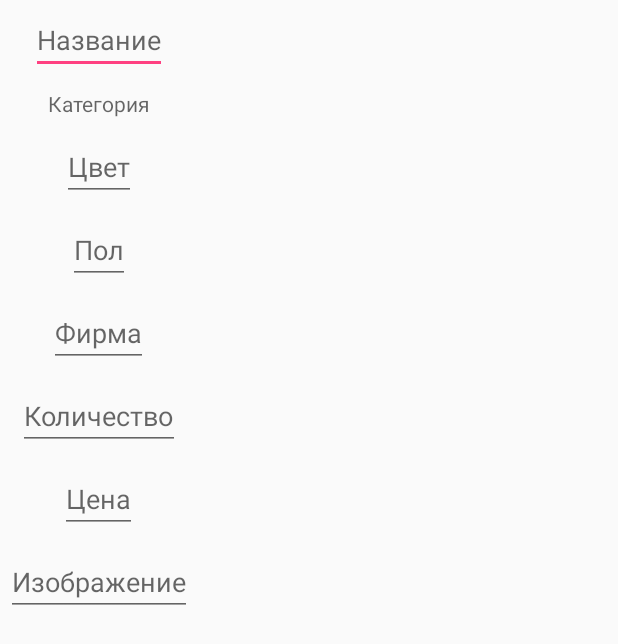
After one commit to Rubykus/Diplom, an Android app: the layout dialog_good.xml on its own in the app's theme, with its tools: preview values and no code run, on a phone screen of 412 x 824 dp. The commit adds this screen. Shown: the top 644 px of the screen. Run offline under Robolectric (Android 15) with nearby library versions, the phone set to English and light mode, and no system bars.

Commit message:
full working ideally but without page alone good

```diff
--- /dev/null
+++ b/app/src/main/res/layout/dialog_good.xml
@@ -0,0 +1,88 @@
+<LinearLayout xmlns:android="http://schemas.android.com/apk/res/android"
+    android:id="@+id/addCatLL"
+    android:orientation="vertical"
+    android:layout_width="wrap_content"
+    android:layout_height="wrap_content">
+    <EditText
+        android:id="@+id/goodAddName"
+        android:layout_width="wrap_content"
+        android:layout_height="wrap_content"
+        android:layout_marginTop="4dp"
+        android:layout_marginLeft="4dp"
+        android:layout_marginRight="4dp"
+        android:layout_marginBottom="6dp"
+        android:hint="@string/good_name"
+        android:layout_gravity="center_horizontal"/>
+    <TextView
+        android:id="@+id/goodAddCat"
+        android:layout_width="wrap_content"
+        android:layout_height="wrap_content"
+        android:layout_marginTop="4dp"
+        android:layout_marginLeft="4dp"
+        android:layout_marginRight="4dp"
+        android:layout_marginBottom="6dp"
+        android:hint="@string/cat_name_for_good"
+        android:layout_gravity="center_horizontal"/>
+    <EditText
+        android:id="@+id/goodAddColor"
+        android:layout_width="wrap_content"
+        android:layout_height="wrap_content"
+        android:layout_marginTop="4dp"
+        android:layout_marginLeft="4dp"
+        android:layout_marginRight="4dp"
+        android:layout_marginBottom="6dp"
+        android:hint="@string/good_color"
+        android:layout_gravity="center_horizontal"/>
+    <EditText
+        android:id="@+id/goodAddSex"
+        android:layout_width="wrap_content"
+        android:layout_height="wrap_content"
+        android:layout_marginTop="4dp"
+        android:layout_marginLeft="4dp"
+        android:layout_marginRight="4dp"
+        android:layout_marginBottom="6dp"
+        android:hint="@string/good_sex"
+        android:layout_gravity="center_horizontal"/>
+    <EditText
+        android:id="@+id/goodAddFirm"
+        android:layout_width="wrap_content"
+        android:layout_height="wrap_content"
+        android:layout_marginTop="4dp"
+        android:layout_marginLeft="4dp"
+        android:layout_marginRight="4dp"
+        android:layout_marginBottom="6dp"
+        android:hint="@string/good_firm"
+        android:layout_gravity="center_horizontal"/>
+    <EditText
+        android:id="@+id/goodAddQuantity"
+        android:inputType="number"
+        android:layout_width="wrap_content"
+        android:layout_height="wrap_content"
+        android:layout_marginTop="4dp"
+        android:layout_marginLeft="4dp"
+        android:layout_marginRight="4dp"
+        android:layout_marginBottom="6dp"
+        android:hint="@string/good_quantity"
+        android:layout_gravity="center_horizontal"/>
+    <EditText
+        android:id="@+id/goodAddPrice"
+        android:inputType="numberDecimal"
+        android:layout_width="wrap_content"
+        android:layout_height="wrap_content"
+        android:layout_marginTop="4dp"
+        android:layout_marginLeft="4dp"
+        android:layout_marginRight="4dp"
+        android:layout_marginBottom="6dp"
+        android:hint="@string/good_price"
+        android:layout_gravity="center_horizontal"/>
+    <EditText
+        android:id="@+id/goodAddImg"
+        android:layout_width="wrap_content"
+        android:layout_height="wrap_content"
+        android:layout_marginTop="4dp"
+        android:layout_marginLeft="4dp"
+        android:layout_marginRight="4dp"
+        android:layout_marginBottom="6dp"
+        android:hint="@string/good_img"
+        android:layout_gravity="center_horizontal"/>
+</LinearLayout>
--- a/app/src/main/res/layout/dialog_sale.xml
+++ b/app/src/main/res/layout/dialog_sale.xml
@@ -11,7 +11,7 @@
         android:layout_marginLeft="4dp"
         android:layout_marginRight="4dp"
         android:layout_marginBottom="16dp"
-        android:text="@string/good_name"
+        android:text="@string/good_name_for_sale"
         android:layout_gravity="center_horizontal"/>
     <TextView
         android:id="@+id/addDate"
--- a/app/src/main/res/values/strings.xml
+++ b/app/src/main/res/values/strings.xml
@@ -4,10 +4,11 @@
     <string name="navigation_drawer_open">Open navigation drawer</string>
     <string name="navigation_drawer_close">Close navigation drawer</string>
 
-
+    <!--menu-->
     <string name="add">Добавить</string>
     <string name="update">Изменить</string>
     <string name="delete">Удалить</string>
+    <!--sidebar-->
     <string name="categories">Категории</string>
     <string name="goods">Товары</string>
     <string name="checks">Чеки</string>
@@ -15,15 +16,28 @@
     <string name="footer_menu">Системные</string>
     <string name="about_us">О нас</string>
     <string name="exit">Выход</string>
-    <string name="cancle">Отмена</string>
-    <string name="cat_name">Название категори</string>
+    <!--categories-->
+    <string name="cat_name">Название категории</string>
     <string name="new_cat">Новая категория</string>
+    <!--check-->
     <string name="new_check">Новый чек</string>
+    <string name="check">Чек</string>
+    <!--sale-->
+    <string name="new_sale">Новая продажа</string>
+    <string name="good_name_for_sale">Название товара</string>
+    <!--goods-->
+    <string name="good_name">Название</string>
+    <string name="cat_name_for_good">Категория</string>
+    <string name="good_color">Цвет</string>
+    <string name="good_sex">Пол</string>
+    <string name="good_firm">Фирма</string>
+    <string name="good_quantity">Количество</string>
+    <string name="good_price">Цена</string>
+    <string name="good_img">Изображение</string>
+    <!--for all-->
     <string name="date">Дата</string>
     <string name="cost">Стоимость</string>
-    <string name="good_name">Название товара</string>
-    <string name="check">Чек</string>
-    <string name="new_sale">Новая продажа</string>
+    <string name="cancle">Отмена</string>
     <string name="error_validations">Неправильно введены данные</string>
 
 </resources>
```
Also changed, not shown: app/src/main/java/com/rubykus/hats/Good.java (+155 -49 lines).
